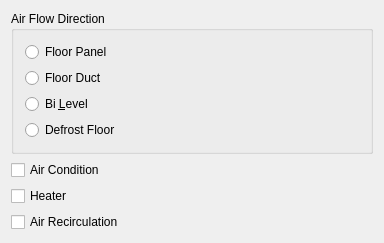
Before: the Qt Designer form examples/vehiclefunctions/climate_widget/mainwindow.ui in qt/qtinterfaceframework, drawn with Qt 5.
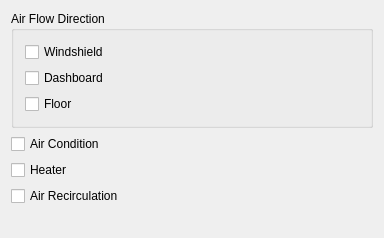
After: the same form once the commit is applied.

What changed in the file:
```diff
--- a/examples/vehiclefunctions/climate_widget/mainwindow.ui
+++ b/examples/vehiclefunctions/climate_widget/mainwindow.ui
@@ -7,7 +7,7 @@
     <x>0</x>
     <y>0</y>
     <width>384</width>
-    <height>236</height>
+    <height>238</height>
    </rect>
   </property>
   <property name="windowTitle">
@@ -22,30 +22,23 @@
       </property>
       <layout class="QVBoxLayout" name="verticalLayout">
        <item>
-        <widget class="QRadioButton" name="rb_FloorPanel">
+        <widget class="QCheckBox" name="cb_windshield">
          <property name="text">
-          <string>Floor Panel</string>
+          <string>Windshield</string>
          </property>
         </widget>
        </item>
        <item>
-        <widget class="QRadioButton" name="rb_FloorDuct">
+        <widget class="QCheckBox" name="cb_dashboard">
          <property name="text">
-          <string>Floor Duct</string>
+          <string>Dashboard</string>
          </property>
         </widget>
        </item>
        <item>
-        <widget class="QRadioButton" name="rb_BiLevel">
+        <widget class="QCheckBox" name="cb_floor">
          <property name="text">
-          <string>Bi &amp;Level</string>
-         </property>
-        </widget>
-       </item>
-       <item>
-        <widget class="QRadioButton" name="rb_DefrostFloor">
-         <property name="text">
-          <string>Defrost Floor</string>
+          <string>Floor</string>
          </property>
         </widget>
        </item>
```
